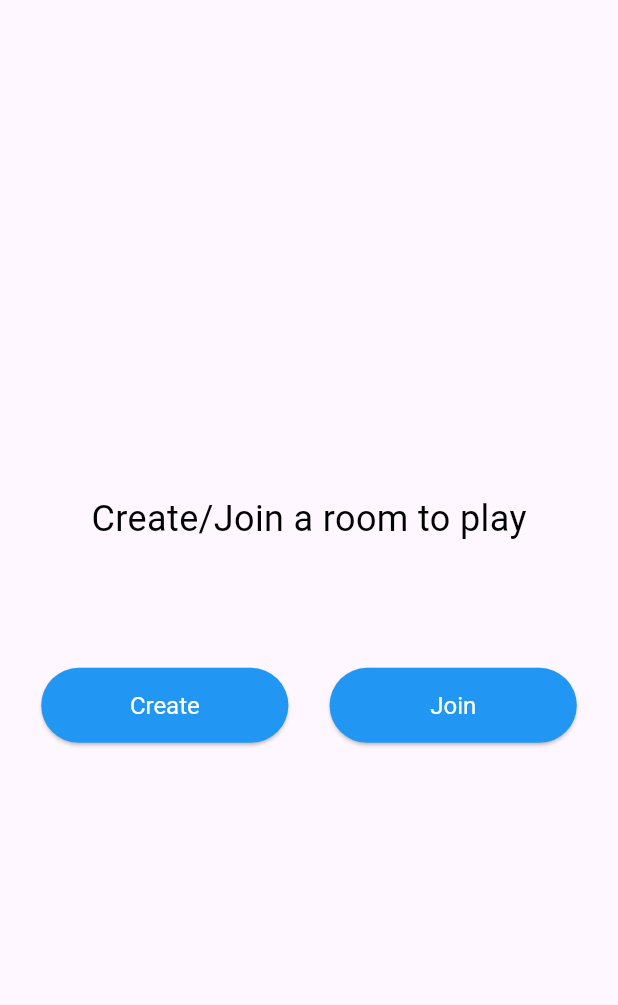
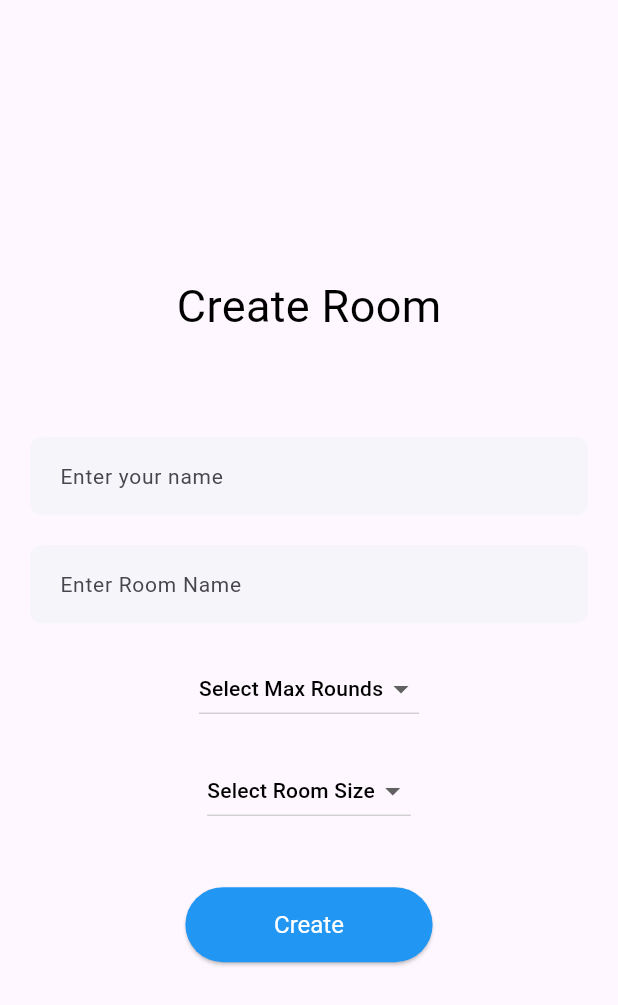
Before and after one commit to ritik6559/doodle-flutter, a Flutter app: the screen it shows after launch, after a tap on "Create", on a phone screen of 412 x 824 dp. Shown: the top 1005 px of the screen. Run offline on Flutter 3.47's test engine with Material 3 defaults, Android fonts, the phone set to English and light mode, and no system bars.

Commit message:
create room screen ui completed

```diff
--- /dev/null
+++ b/lib/screens/create_room_screen.dart
@@ -0,0 +1,140 @@
+import 'package:doodle/widgets/custom_text_field.dart';
+import 'package:flutter/material.dart';
+
+class CreateRoomScreen extends StatefulWidget {
+  const CreateRoomScreen({super.key});
+
+  @override
+  State<CreateRoomScreen> createState() => _CreateRoomScreenState();
+}
+
+class _CreateRoomScreenState extends State<CreateRoomScreen> {
+  final TextEditingController _nameController = TextEditingController();
+  final TextEditingController _roomNameController = TextEditingController();
+
+  late String? _maxRounds;
+  late String? _roomSize;
+
+  @override
+  Widget build(BuildContext context) {
+    return Scaffold(
+      body: Column(
+        mainAxisAlignment: MainAxisAlignment.center,
+        children: [
+          const Text(
+            "Create Room",
+            style: TextStyle(
+              color: Colors.black,
+              fontSize: 30,
+            ),
+          ),
+          SizedBox(
+            height: MediaQuery.of(context).size.height * 0.08,
+          ),
+          Container(
+            margin: const EdgeInsets.symmetric(horizontal: 20),
+            child: CustomTextField(
+              controller: _nameController,
+              hintText: "Enter your name",
+            ),
+          ),
+          const SizedBox(height: 20),
+          Container(
+            margin: const EdgeInsets.symmetric(horizontal: 20),
+            child: CustomTextField(
+              controller: _roomNameController,
+              hintText: "Enter Room Name",
+            ),
+          ),
+          const SizedBox(
+            height: 20,
+          ),
+          DropdownButton<String>(
+            focusColor: const Color(0xffF5F6FA),
+            items: <String>["2", "5", "10", "15"]
+                .map<DropdownMenuItem<String>>(
+                  (String value) => DropdownMenuItem(
+                    value: value,
+                    child: Text(
+                      value,
+                      style: const TextStyle(
+                        color: Colors.black,
+                      ),
+                    ),
+                  ),
+                )
+                .toList(),
+            hint: const Text(
+              'Select Max Rounds',
+              style: TextStyle(
+                color: Colors.black,
+                fontSize: 14,
+                fontWeight: FontWeight.w500,
+              ),
+            ),
+            onChanged: (String? value) {
+              setState(
+                () {
+                  _maxRounds = value;
+                },
+              );
+            },
+          ),
+          const SizedBox(
+            height: 20,
+          ),
+          DropdownButton<String>(
+            focusColor: const Color(0xffF5F6FA),
+            items: <String>["2", "3", "4", "5", "6", "7", "8"]
+                .map<DropdownMenuItem<String>>(
+                  (String value) => DropdownMenuItem(
+                    value: value,
+                    child: Text(
+                      value,
+                      style: const TextStyle(
+                        color: Colors.black,
+                      ),
+                    ),
+                  ),
+                )
+                .toList(),
+            hint: const Text(
+              'Select Room Size',
+              style: TextStyle(
+                color: Colors.black,
+                fontSize: 14,
+                fontWeight: FontWeight.w500,
+              ),
+            ),
+            onChanged: (String? value) {
+              setState(
+                () {
+                  _roomSize = value;
+                },
+              );
+            },
+          ),
+          const SizedBox(height: 40),
+          ElevatedButton(
+            onPressed: () {},
+            style: ButtonStyle(
+                backgroundColor: const WidgetStatePropertyAll(
+                  Colors.blue,
+                ),
+                textStyle: const WidgetStatePropertyAll(
+                  TextStyle(
+                    color: Colors.white,
+                  ),
+                ),
+                minimumSize: WidgetStatePropertyAll(
+                    Size(MediaQuery.of(context).size.width / 2.5, 50))),
+            child: const Text(
+              "Create",
+              style: TextStyle(color: Colors.white, fontSize: 16),
+            ),
+          ),
+        ],
+      ),
+    );
+  }
+}
--- a/lib/screens/home_screen.dart
+++ b/lib/screens/home_screen.dart
@@ -1,3 +1,4 @@
+import 'package:doodle/screens/create_room_screen.dart';
 import 'package:flutter/material.dart';
 
 class HomeScreen extends StatefulWidget {
@@ -29,7 +30,11 @@ class _HomeScreenState extends State<HomeScreen> {
             mainAxisAlignment: MainAxisAlignment.spaceEvenly,
             children: [
               ElevatedButton(
-                onPressed: () {},
+                onPressed: () => Navigator.of(context).push(
+                  MaterialPageRoute(
+                    builder: (context) => const CreateRoomScreen(),
+                  ),
+                ),
                 style: ButtonStyle(
                   backgroundColor: WidgetStateProperty.all(Colors.blue),
                   textStyle: WidgetStateProperty.all(
--- /dev/null
+++ b/lib/widgets/custom_text_field.dart
@@ -0,0 +1,37 @@
+import 'package:flutter/material.dart';
+
+class CustomTextField extends StatelessWidget {
+  final TextEditingController controller;
+  final String hintText;
+  const CustomTextField({
+    super.key,
+    required this.controller,
+    required this.hintText,
+  });
+
+  @override
+  Widget build(BuildContext context) {
+    return TextField(
+      controller: controller,
+      decoration: InputDecoration(
+        border: OutlineInputBorder(
+          borderRadius: BorderRadius.circular(8),
+          borderSide: const BorderSide(color: Colors.transparent),
+        ),
+        enabledBorder: OutlineInputBorder(
+          borderRadius: BorderRadius.circular(8),
+          borderSide: const BorderSide(color: Colors.transparent),
+        ),
+        contentPadding:
+            const EdgeInsets.symmetric(horizontal: 16, vertical: 14),
+        filled: true,
+        fillColor: const Color(0xffF5F5FA),
+        hintText: hintText,
+        hintStyle: const TextStyle(
+          fontSize: 14,
+          fontWeight: FontWeight.w400,
+        ),
+      ),
+    );
+  }
+}
```
